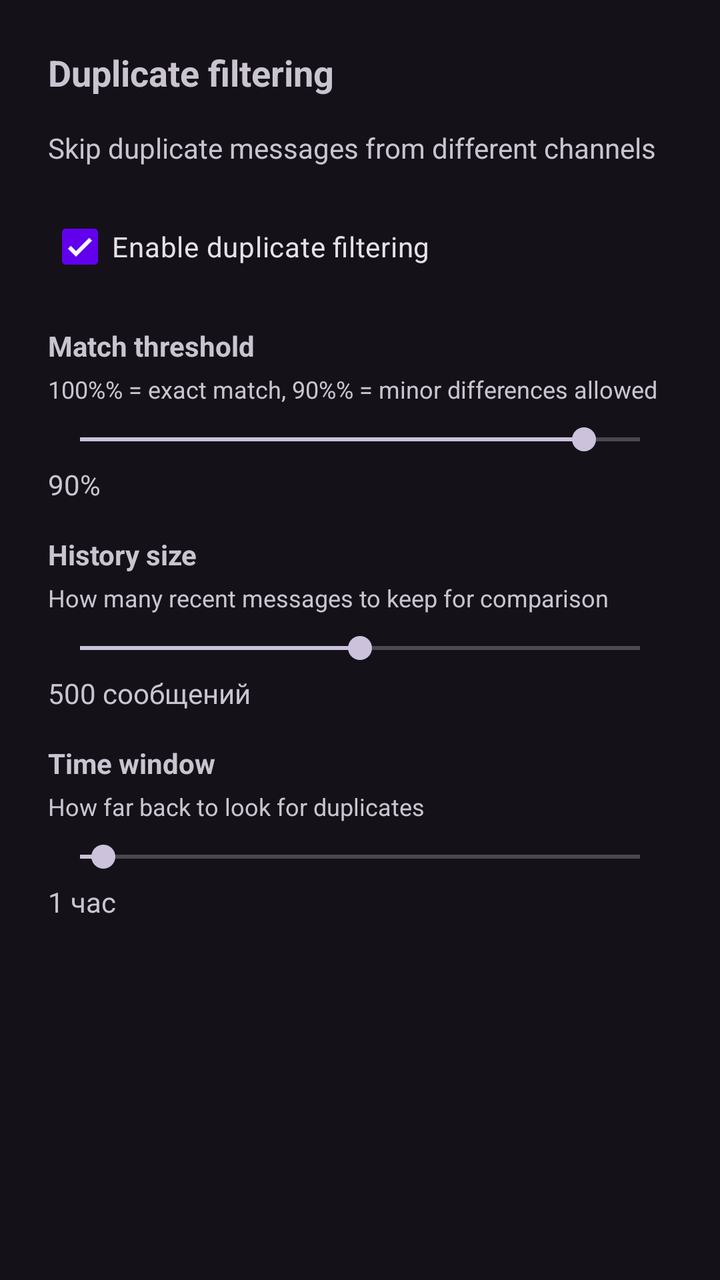
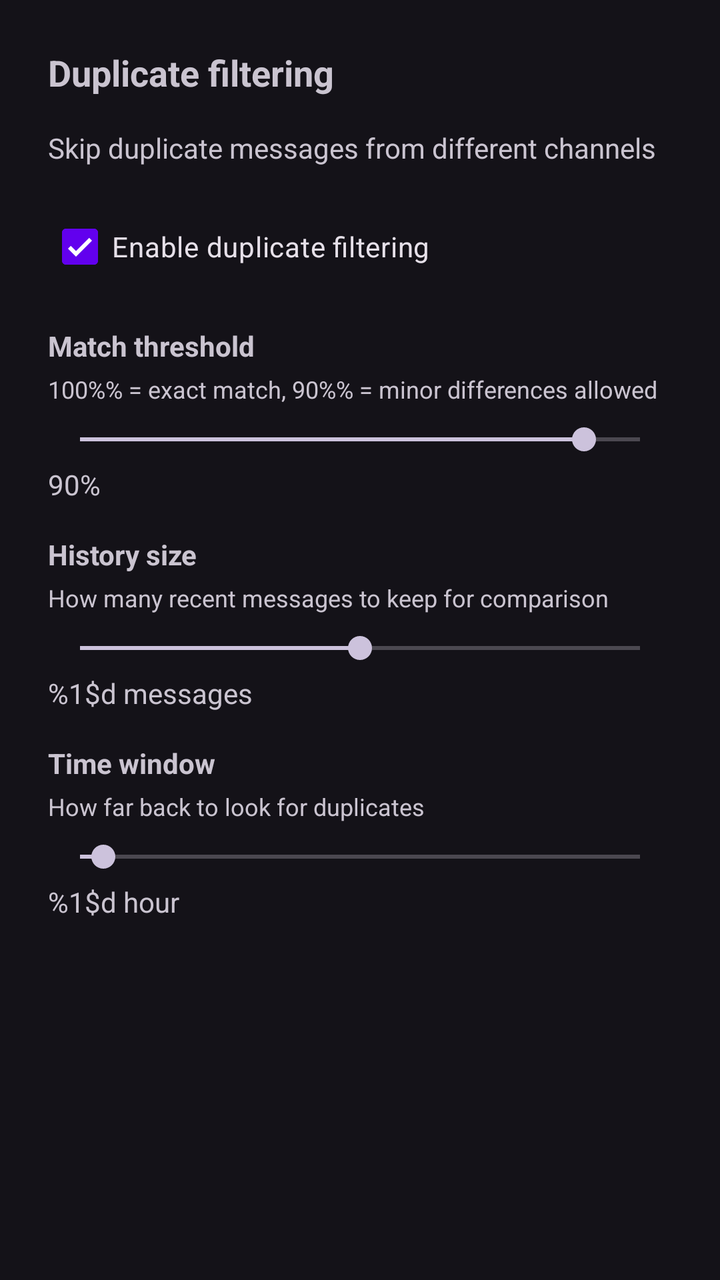

Two renders of the same Android screen: before a commit and after it. Below are the layout's source before the change and the commit's diff.
<!-- AndroidManifest.xml: application theme Theme.TelegramNewsReader -->
<!-- res/layout/dialog_dedup_settings.xml -->
<?xml version="1.0" encoding="utf-8"?>
<LinearLayout
    xmlns:android="http://schemas.android.com/apk/res/android"
    android:layout_width="match_parent"
    android:layout_height="wrap_content"
    android:orientation="vertical"
    android:padding="24dp">

    <TextView
        android:layout_width="wrap_content"
        android:layout_height="wrap_content"
        android:text="@string/dedup_title"
        android:textSize="18sp"
        android:textStyle="bold"
        android:layout_marginBottom="16dp"/>

    <TextView
        android:layout_width="wrap_content"
        android:layout_height="wrap_content"
        android:text="@string/dedup_description"
        android:textSize="14sp"
        android:textColor="?android:textColorSecondary"
        android:layout_marginBottom="16dp"/>

    <CheckBox
        android:id="@+id/cb_dedup_enabled"
        android:layout_width="wrap_content"
        android:layout_height="wrap_content"
        android:text="@string/dedup_enable"
        android:checked="true"
        android:layout_marginBottom="16dp"/>

    <TextView
        android:layout_width="wrap_content"
        android:layout_height="wrap_content"
        android:text="@string/dedup_threshold_label"
        android:textSize="14sp"
        android:textStyle="bold"
        android:layout_marginBottom="4dp"/>

    <TextView
        android:layout_width="wrap_content"
        android:layout_height="wrap_content"
        android:text="@string/dedup_threshold_hint"
        android:textSize="12sp"
        android:textColor="?android:textColorSecondary"
        android:layout_marginBottom="8dp"/>

    <SeekBar
        android:id="@+id/sb_dedup_threshold"
        android:layout_width="match_parent"
        android:layout_height="wrap_content"
        android:max="100"
        android:progress="90"
        android:layout_marginBottom="4dp"/>

    <TextView
        android:id="@+id/tv_dedup_threshold_value"
        android:layout_width="wrap_content"
        android:layout_height="wrap_content"
        android:text="90%"
        android:textSize="14sp"
        android:layout_marginBottom="16dp"/>

    <TextView
        android:layout_width="wrap_content"
        android:layout_height="wrap_content"
        android:text="@string/dedup_history_label"
        android:textSize="14sp"
        android:textStyle="bold"
        android:layout_marginBottom="4dp"/>

    <TextView
        android:layout_width="wrap_content"
        android:layout_height="wrap_content"
        android:text="@string/dedup_history_hint"
        android:textSize="12sp"
        android:textColor="?android:textColorSecondary"
        android:layout_marginBottom="8dp"/>

    <SeekBar
        android:id="@+id/sb_dedup_history_size"
        android:layout_width="match_parent"
        android:layout_height="wrap_content"
        android:max="1000"
        android:progress="500"
        android:layout_marginBottom="4dp"/>

    <TextView
        android:id="@+id/tv_dedup_history_value"
        android:layout_width="wrap_content"
        android:layout_height="wrap_content"
        android:text="500 сообщений"
        android:textSize="14sp"
        android:layout_marginBottom="16dp"/>

    <TextView
        android:layout_width="wrap_content"
        android:layout_height="wrap_content"
        android:text="@string/dedup_time_label"
        android:textSize="14sp"
        android:textStyle="bold"
        android:layout_marginBottom="4dp"/>

    <TextView
        android:layout_width="wrap_content"
        android:layout_height="wrap_content"
        android:text="@string/dedup_time_hint"
        android:textSize="12sp"
        android:textColor="?android:textColorSecondary"
        android:layout_marginBottom="8dp"/>

    <SeekBar
        android:id="@+id/sb_dedup_time_window"
        android:layout_width="match_parent"
        android:layout_height="wrap_content"
        android:max="24"
        android:progress="1"
        android:layout_marginBottom="4dp"/>

    <TextView
        android:id="@+id/tv_dedup_time_value"
        android:layout_width="wrap_content"
        android:layout_height="wrap_content"
        android:text="1 час"
        android:textSize="14sp"
        android:layout_marginBottom="8dp"/>

</LinearLayout>
<!-- resources referenced by this layout -->
<resources>
  <string name="dedup_description">Skip duplicate messages from different channels</string>
  <string name="dedup_enable">Enable duplicate filtering</string>
  <string name="dedup_history_hint">How many recent messages to keep for comparison</string>
  <string name="dedup_history_label">History size</string>
  <string name="dedup_threshold_hint">100%% = exact match, 90%% = minor differences allowed</string>
  <string name="dedup_threshold_label">Match threshold</string>
  <string name="dedup_time_hint">How far back to look for duplicates</string>
  <string name="dedup_time_label">Time window</string>
  <string name="dedup_title">Duplicate filtering</string>
  <style name="Theme.TelegramNewsReader" parent="Theme.TelegramNewsReader.Purple" />
  <style name="Theme.TelegramNewsReader.Purple" parent="Theme.Material3.Dark.NoActionBar">
          <item name="colorPrimary">@color/purple_500</item>
          <item name="colorPrimaryVariant">@color/purple_700</item>
          <item name="colorOnPrimary">@color/white</item>
          <item name="android:statusBarColor">?attr/colorPrimaryVariant</item>
          <item name="actionBarStyle">@style/CustomActionBarStyle</item>
      </style>
  <color name="purple_500">#FF6200EE</color>
  <color name="purple_700">#FF3700B3</color>
  <color name="white">#FFFFFFFF</color>
  <style name="CustomActionBarStyle" parent="Widget.Material3.ActionBar.Solid">
          <item name="titleTextStyle">@style/CustomActionBarTitle</item>
          <item name="android:titleTextStyle">@style/CustomActionBarTitle</item>
      </style>
  <style name="CustomActionBarTitle" parent="TextAppearance.Material3.ActionBar.Title">
          <item name="android:textSize">18sp</item>
          <item name="android:textStyle">bold</item>
          <item name="android:textColor">@color/white</item>
          <item name="android:gravity">center</item>
          <item name="android:layout_gravity">center</item>
      </style>
</resources>

<!-- the commit's change to res/layout/dialog_dedup_settings.xml (unified diff, before → after) -->
@@ -90,7 +90,7 @@
         android:id="@+id/tv_dedup_history_value"
         android:layout_width="wrap_content"
         android:layout_height="wrap_content"
-        android:text="500 сообщений"
+        android:text="@string/messages_count_format"
         android:textSize="14sp"
         android:layout_marginBottom="16dp"/>
 
@@ -122,7 +122,7 @@
         android:id="@+id/tv_dedup_time_value"
         android:layout_width="wrap_content"
         android:layout_height="wrap_content"
-        android:text="1 час"
+        android:text="@string/hour_format"
         android:textSize="14sp"
         android:layout_marginBottom="8dp"/>
 
<!-- resource entries referenced after the edit -->
@@ -9,6 +9,8 @@
   <string name="dedup_time_hint">How far back to look for duplicates</string>
   <string name="dedup_time_label">Time window</string>
   <string name="dedup_title">Duplicate filtering</string>
+  <string name="hour_format">%1$d hour</string>
+  <string name="messages_count_format">%1$d messages</string>
   <style name="Theme.TelegramNewsReader" parent="Theme.TelegramNewsReader.Purple" />
   <style name="Theme.TelegramNewsReader.Purple" parent="Theme.Material3.Dark.NoActionBar">
           <item name="colorPrimary">@color/purple_500</item>
